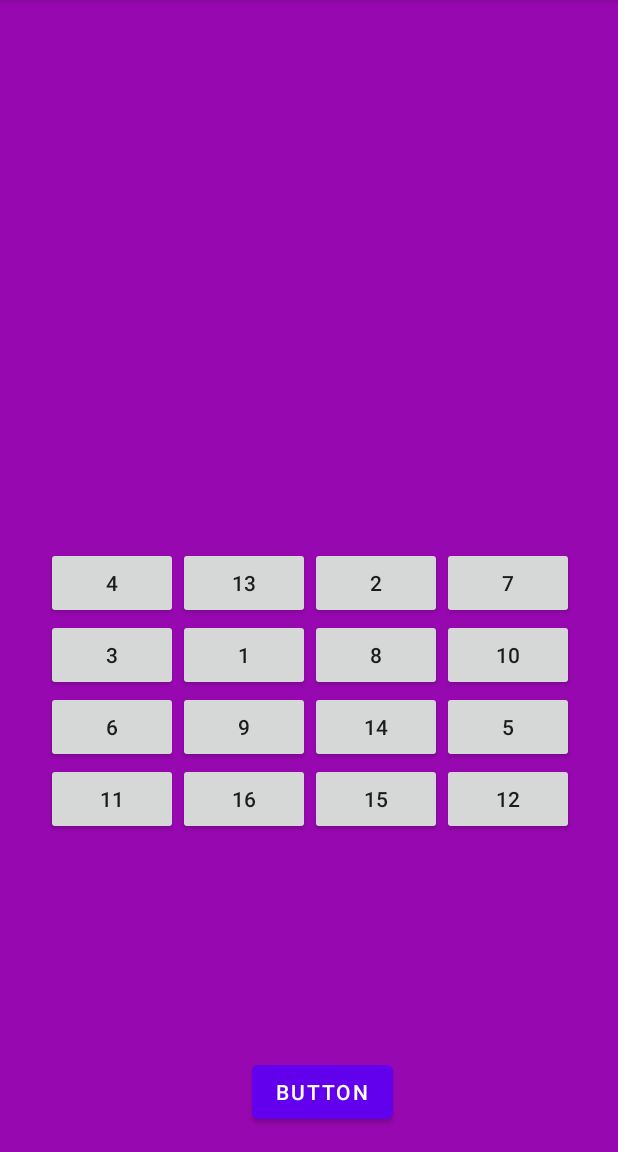
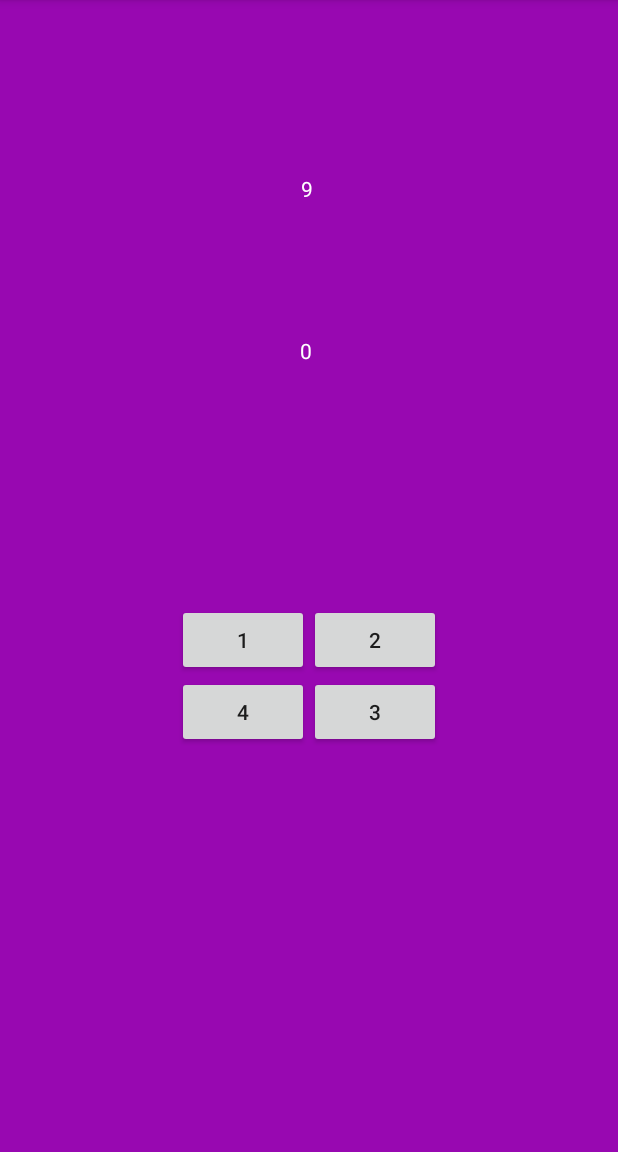
Before and after one commit to Eg0r4ik77/Brain-Dash, an Android app: the SchulteTableGame screen opened directly, with no data from a screen before it, on a phone screen of 412 x 824 dp, the part 84-1236 px from its top. Run offline under Robolectric (Android 15) with nearby library versions, the phone set to English and light mode, and no system bars.

Commit message:
add Schulte table game prototype

```diff
--- /dev/null
+++ b/app/src/main/java/com/example/androidgame/gamecontrollers/gamecomlicators/SchulteTableGameComplicator.java
@@ -0,0 +1,30 @@
+package com.example.androidgame.gamecontrollers.gamecomlicators;
+
+import com.example.androidgame.mainmenu.games.shultetablegame.SchulteTable;
+
+public class SchulteTableGameComplicator extends GameComplicator{
+
+    private final SchulteTable schulteTable;
+
+    private final int mediumLevelDifficulty = 6;
+    private final int hardLevelDifficulty = 15;
+
+    public SchulteTableGameComplicator(SchulteTable schulteTable){
+        this.schulteTable = schulteTable;
+    }
+
+    @Override
+    public void complicateGame() {
+        incrementGameDifficulty();
+        switch (getGameDifficulty()){
+            case mediumLevelDifficulty:
+                schulteTable.setSize(3);
+                break;
+            case hardLevelDifficulty:
+                schulteTable.setSize(4);
+                break;
+            default:
+            break;
+        }
+    }
+}
--- a/app/src/main/java/com/example/androidgame/mainmenu/games/GameOverFragment.java
+++ b/app/src/main/java/com/example/androidgame/mainmenu/games/GameOverFragment.java
@@ -14,7 +14,6 @@ import android.widget.TextView;
 
 import com.example.androidgame.R;
 import com.example.androidgame.mainmenu.GameDescriptionFragment;
-import com.example.androidgame.mainmenu.GamesMenuFragment;
 import com.example.androidgame.mainmenu.MainMenu;
 
 public class GameOverFragment extends Fragment {
@@ -45,7 +44,7 @@ public class GameOverFragment extends Fragment {
         restartButton.setOnClickListener(v -> {
             GameDescriptionFragment fragment = new GameDescriptionFragment();
             FragmentTransaction transaction = getActivity().getSupportFragmentManager().beginTransaction();
-            transaction.replace(R.id.game_over_window, fragment);
+            transaction.replace(R.id.game3_over_window, fragment);
             transaction.commit();
         });
 
--- a/app/src/main/java/com/example/androidgame/mainmenu/games/shultetablegame/SchulteTable.java
+++ b/app/src/main/java/com/example/androidgame/mainmenu/games/shultetablegame/SchulteTable.java
@@ -1,7 +1,10 @@
 package com.example.androidgame.mainmenu.games.shultetablegame;
 
+import android.graphics.Color;
+import android.text.BoringLayout;
 import android.text.Layout;
 import android.util.Log;
+import android.view.View;
 import android.widget.Button;
 import android.widget.FrameLayout;
 import android.widget.LinearLayout;
@@ -10,6 +13,10 @@ import android.widget.TableRow;
 
 import androidx.constraintlayout.widget.ConstraintLayout;
 
+import com.example.androidgame.gamecontrollers.gamecomlicators.GameComplicator;
+import com.example.androidgame.gamecontrollers.gamecomlicators.SchulteTableGameComplicator;
+import com.google.android.material.tabs.TabLayout;
+
 import java.util.ArrayList;
 import java.util.Collections;
 import java.util.List;
@@ -17,14 +24,12 @@ import java.util.Random;
 
 public class SchulteTable {
 
-    private Button[][] table;
+    private int[][] table;
+    private int size = 2;
 
-    private int size;
-
-    public void generate(TableLayout layout){
-        size = (int)(Math.random()*2+2.9);
+    public void generate(){
         int number = 0;
-        table = new Button[size][size];
+        table = new int[size][size];
 
         List<Integer> solution = new ArrayList<>();
         for (int i = 1; i <= size*size; i++) {
@@ -33,14 +38,14 @@ public class SchulteTable {
         Collections.shuffle(solution);
 
         for (int i=0; i < size; i++) {
-            TableRow row = new TableRow(layout.getContext());
             for (int j=0; j < size; j++) {
-                table[i][j] = new Button(layout.getContext());
-
-                table[i][j].setText(String.valueOf(solution.get(number++)));
-                row.addView(table[i][j]);
+                table[i][j] = solution.get(number++);
             }
-            layout.addView(row);
         }
     }
+
+    public void setSize(int size){
+        this.size = size;
+    }
+    public int[][] getTable(){return table;}
 }
--- a/app/src/main/java/com/example/androidgame/mainmenu/games/shultetablegame/SchulteTableGame.java
+++ b/app/src/main/java/com/example/androidgame/mainmenu/games/shultetablegame/SchulteTableGame.java
@@ -1,37 +1,118 @@
 package com.example.androidgame.mainmenu.games.shultetablegame;
 
 import androidx.appcompat.app.AppCompatActivity;
-import androidx.constraintlayout.widget.ConstraintLayout;
+import androidx.fragment.app.FragmentTransaction;
 
 import com.example.androidgame.R;
-import com.google.android.material.tabs.TabLayout;
+import com.example.androidgame.gamecontrollers.Timer;
+import com.example.androidgame.gamecontrollers.gamecomlicators.SchulteTableGameComplicator;
+import com.example.androidgame.mainmenu.games.GameOverFragment;
 
-import android.content.Intent;
+import android.graphics.Color;
 import android.os.Bundle;
 import android.widget.Button;
 import android.widget.TableLayout;
+import android.widget.TableRow;
+import android.widget.TextView;
 
 public class SchulteTableGame extends AppCompatActivity {
 
-    SchulteTable schulteTable = new SchulteTable();
-    TableLayout tableLayout;
+    private SchulteTable schulteTable;
+    private TableLayout tableLayout;
+    private int currentNumber;
 
-    Button button;
+    private int score;
+    private final int[] gamePoints = {20, 50, 100};
 
+    private SchulteTableGameComplicator gameComplicator;
+    private Timer timer;
+
+    private Button[][] buttons;
+
+    private TextView timerText;
+    private TextView scoreText;
 
     @Override
     protected void onCreate(Bundle savedInstanceState) {
+
         super.onCreate(savedInstanceState);
         setContentView(R.layout.activity_schulte_table_game);
 
-        button = findViewById(R.id.generate_schulte_table);
-        button.setOnClickListener(v -> {
-
-            startActivity(new Intent(getBaseContext(), SchulteTableGame.class));
-
-        });
+        timerText = findViewById(R.id.timer1_text);
+        scoreText = findViewById(R.id.score1_text);
 
         tableLayout = findViewById(R.id.schulte_table_place);
-        schulteTable.generate(tableLayout);
+
+        schulteTable = new SchulteTable();
+        gameComplicator = new SchulteTableGameComplicator(schulteTable);
+
+        timer = new Timer(10000, timerText) {
+            @Override
+            public void finish() {
+                GameOverFragment fragment = new GameOverFragment();
+                FragmentTransaction transaction = getSupportFragmentManager().beginTransaction();
+
+                Bundle bundle = new Bundle();
+                bundle.putInt("score", score);
+
+                fragment.setArguments(bundle);
+                transaction.replace(R.id.game1_over_window, fragment);
+                transaction.commit();
+            }
+        };
+        timer.run();
+        create();
     }
+
+    private void applyChoice(Button button){
+        int buttonNumber = Integer.valueOf(button.getText().toString());
+        if(buttonNumber - currentNumber == 1){
+            currentNumber++;
+            button.setBackgroundColor(Color.GREEN);
+        }
+        if(currentNumber == buttons.length*buttons.length){
+            score += getGamePoints();
+            scoreText.setText(String.valueOf(score));
+            tableLayout.removeAllViews();
+            gameComplicator.complicateGame();
+            create();
+        }
+    }
+
+    private void create(){
+        currentNumber = 0;
+        schulteTable.generate();
+        buttons = new Button[schulteTable.getTable().length][schulteTable.getTable().length];
+
+        for(int i = 0; i<buttons.length; i++){
+            TableRow row = new TableRow(tableLayout.getContext());
+            for(int j = 0; j<buttons.length; j++){
+                buttons[i][j] = new Button(tableLayout.getContext());
+                Button button = buttons[i][j];
+
+                button.setText(String.valueOf(schulteTable.getTable()[i][j]));
+
+                button.setOnClickListener(v -> {
+                    applyChoice(button);
+                });
+                row.addView(buttons[i][j]);
+            }
+            tableLayout.addView(row);
+        }
+    }
+
+    private int getGamePoints(){
+        switch (buttons.length){
+            case 2:
+                return gamePoints[0];
+            case 3:
+                return gamePoints[1];
+            case 4:
+                return gamePoints[2];
+            default:
+                break;
+        }
+        return 0;
+    }
+
 }
--- a/app/src/main/res/layout/activity_calculate_expression_game.xml
+++ b/app/src/main/res/layout/activity_calculate_expression_game.xml
@@ -15,7 +15,7 @@
         android:orientation="vertical">
 
         <TextView
-            android:id="@+id/timer_text"
+            android:id="@+id/timer3_text"
             android:layout_width="match_parent"
             android:layout_height="wrap_content"
             android:layout_marginHorizontal="120dp"
@@ -24,7 +24,7 @@
             android:textColor="@color/white" />
 
         <TextView
-            android:id="@+id/points_text"
+            android:id="@+id/score3_text"
             android:layout_width="match_parent"
             android:layout_height="wrap_content"
             android:layout_marginHorizontal="120dp"
@@ -161,7 +161,7 @@
     </LinearLayout>
 
     <FrameLayout
-        android:id="@+id/game_over_window"
+        android:id="@+id/game3_over_window"
         android:layout_width="match_parent"
         android:layout_height="match_parent">
 
--- a/app/src/main/res/layout/activity_schulte_table_game.xml
+++ b/app/src/main/res/layout/activity_schulte_table_game.xml
@@ -7,25 +7,48 @@
     android:background="@color/purple"
     tools:context=".mainmenu.games.shultetablegame.SchulteTableGame">
 
+    <TextView
+        android:id="@+id/timer1_text"
+        android:layout_width="146dp"
+        android:layout_height="60dp"
+        android:layout_marginStart="132dp"
+        android:layout_marginTop="116dp"
+        android:textColor="@color/white"
+        android:textAlignment="center"
+        app:layout_constraintStart_toStartOf="parent"
+        app:layout_constraintTop_toTopOf="parent" />
+
     <TableLayout
         android:id="@+id/schulte_table_place"
         android:layout_width="wrap_content"
         android:layout_height="259dp"
         android:layout_marginStart="74dp"
+        android:layout_marginTop="384dp"
         android:layout_marginEnd="74dp"
-        android:layout_marginBottom="144dp"
+        android:layout_marginBottom="88dp"
         app:layout_constraintBottom_toBottomOf="parent"
         app:layout_constraintEnd_toEndOf="parent"
         app:layout_constraintHorizontal_bias="0.498"
-        app:layout_constraintStart_toStartOf="parent" />
+        app:layout_constraintStart_toStartOf="parent"
+        app:layout_constraintTop_toTopOf="parent" />
 
-    <Button
-        android:id="@+id/generate_schulte_table"
-        android:layout_width="wrap_content"
-        android:layout_height="wrap_content"
-        android:layout_marginEnd="150dp"
-        android:layout_marginBottom="16dp"
-        android:text="Button"
-        app:layout_constraintBottom_toBottomOf="parent"
-        app:layout_constraintEnd_toEndOf="parent" />
+    <TextView
+        android:id="@+id/score1_text"
+        android:layout_width="148dp"
+        android:layout_height="72dp"
+        android:layout_marginStart="130dp"
+        android:layout_marginTop="48dp"
+        android:textColor="@color/white"
+        android:text="0"
+        android:textAlignment="center"
+        app:layout_constraintStart_toStartOf="parent"
+        app:layout_constraintTop_toBottomOf="@+id/timer1_text" />
+
+    <FrameLayout
+        android:id="@+id/game1_over_window"
+        android:layout_width="match_parent"
+        android:layout_height="match_parent">
+
+    </FrameLayout>
+
 </androidx.constraintlayout.widget.ConstraintLayout>
```
Also changed, not shown: app/src/main/java/com/example/androidgame/gamecontrollers/gamecomlicators/CalculateExpressionGameComplicator.java (+3 -4 lines), app/src/main/java/com/example/androidgame/gamecontrollers/gamecomlicators/GameComplicator.java (+6 -6 lines), app/src/main/java/com/example/androidgame/mainmenu/games/calculateexpressiongame/CalculateExpressionGame.java (+13 -13 lines).
